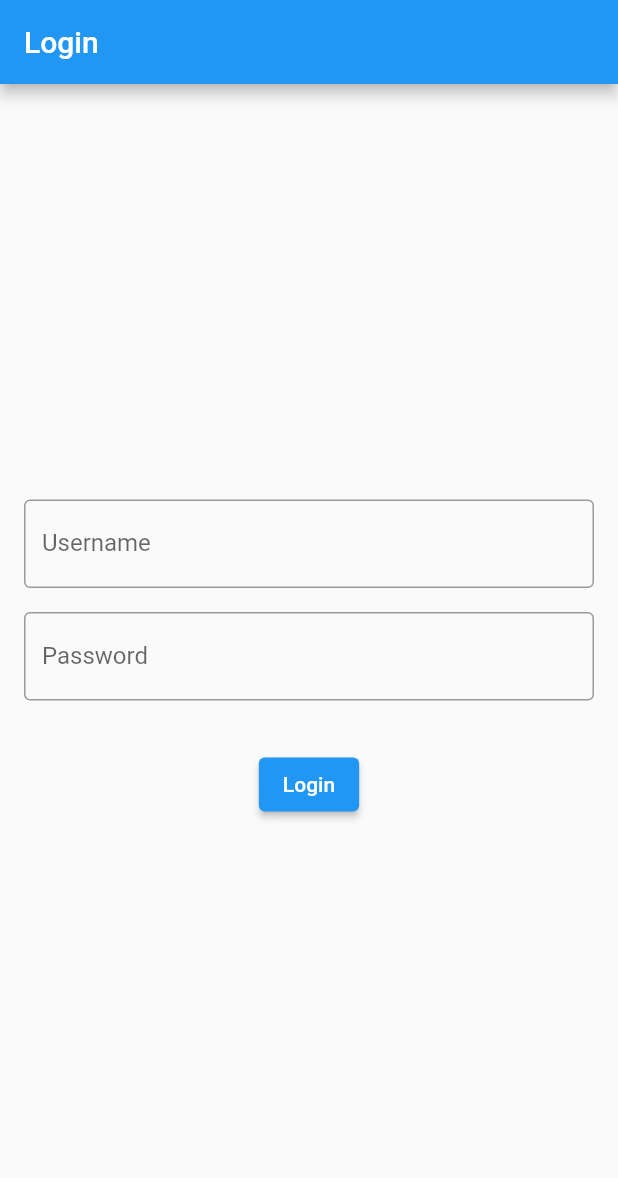
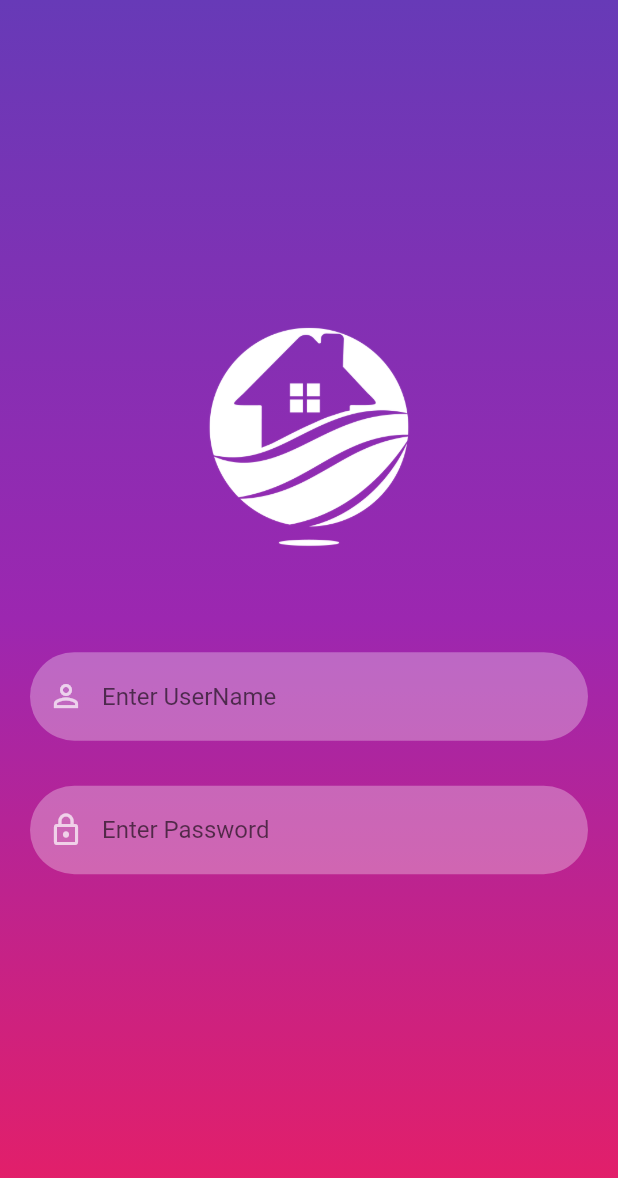
Before and after one commit to atifkhan77/Rentatouille, a Flutter app: the Login screen opened directly, on a phone screen of 412 x 824 dp. Shown: the top 1178 px of the screen. Run offline on Flutter 3.47's test engine with Material 2 defaults, Android fonts, the phone set to English and light mode, and no system bars.

Commit message:
update login screen

```diff
--- /dev/null
+++ b/lib/LoginScreen/Textfields.dart
@@ -0,0 +1,34 @@
+import 'package:flutter/material.dart';
+
+TextField reusableWidget(String text, IconData icon, bool ispasswordType,
+    TextEditingController controller) {
+  return TextField(
+    controller: controller,
+    obscureText: ispasswordType,
+    enableSuggestions: !ispasswordType,
+    autocorrect: !ispasswordType,
+    cursorColor: Colors.white,
+    style: TextStyle(
+      color: Colors.white.withOpacity(0.9),
+    ),
+    decoration: InputDecoration(
+      prefixIcon: Icon(
+        icon,
+        color: Colors.white70,
+      ),
+      hintText: text,
+      labelStyle: TextStyle(
+        color: Colors.white.withOpacity(0.9),
+      ),
+      filled: true,
+      fillColor: Colors.white.withOpacity(0.3),
+      border: OutlineInputBorder(
+        borderRadius: BorderRadius.circular(30),
+        borderSide: const BorderSide(width: 0, style: BorderStyle.none),
+      ),
+    ),
+    keyboardType: ispasswordType
+        ? TextInputType.visiblePassword
+        : TextInputType.emailAddress,
+  );
+}
--- a/lib/LoginScreen/login.dart
+++ b/lib/LoginScreen/login.dart
@@ -1,4 +1,5 @@
 import 'package:flutter/material.dart';
+import 'package:rentatouille/LoginScreen/Textfields.dart';
 
 class Login extends StatefulWidget {
   const Login({super.key});
@@ -7,79 +8,42 @@ class Login extends StatefulWidget {
   State<Login> createState() => _LoginState();
 }
 
-class _LoginState extends State<Login> with SingleTickerProviderStateMixin {
-  late AnimationController _animationController;
-  late Animation<double> _fadeAnimation;
-
-  final TextEditingController _usernameController = TextEditingController();
-  final TextEditingController _passwordController = TextEditingController();
-
-  @override
-  void initState() {
-    super.initState();
-    _animationController = AnimationController(
-      vsync: this,
-      duration: const Duration(seconds: 1),
-    );
-
-    _fadeAnimation =
-        Tween<double>(begin: 0, end: 1).animate(_animationController);
-
-    _animationController.forward();
-  }
-
-  @override
-  void dispose() {
-    _animationController.dispose();
-    super.dispose();
-  }
-
+class _LoginState extends State<Login> {
+  TextEditingController _passwordController = TextEditingController();
+  TextEditingController _emailController = TextEditingController();
   @override
   Widget build(BuildContext context) {
+    final height = MediaQuery.sizeOf(context).height * 1;
+    final width = MediaQuery.sizeOf(context).width * 1;
     return Scaffold(
-      appBar: AppBar(
-        title: const Text("Login"),
-      ),
-      body: Padding(
-        padding: const EdgeInsets.all(16.0),
-        child: Column(
-          mainAxisAlignment: MainAxisAlignment.center,
-          children: <Widget>[
-            FadeTransition(
-              opacity: _fadeAnimation,
-              child: TextField(
-                controller: _usernameController,
-                decoration: const InputDecoration(
-                  border: OutlineInputBorder(),
-                  labelText: "Username",
-                ),
+      body: Container(
+        width: width * 1,
+        height: height * 1,
+        decoration: const BoxDecoration(
+          gradient: LinearGradient(
+              colors: [Colors.deepPurple, Colors.purple, Colors.pink],
+              begin: Alignment.topCenter,
+              end: Alignment.bottomCenter),
+        ),
+        child: SingleChildScrollView(
+          child: Padding(
+            padding: EdgeInsets.fromLTRB(20, height * 0.2, 20, 0),
+            child: Column(children: [
+              Image.asset(
+                'images/house.png',
+                fit: BoxFit.fitWidth,
+                width: 240,
+                height: 240,
+                color: Colors.white,
               ),
-            ),
-            const SizedBox(height: 16.0),
-            FadeTransition(
-              opacity: _fadeAnimation,
-              child: TextField(
-                controller: _passwordController,
-                obscureText: true,
-                decoration: const InputDecoration(
-                  border: OutlineInputBorder(),
-                  labelText: "Password",
-                ),
-              ),
-            ),
-            const SizedBox(height: 32.0),
-            FadeTransition(
-              opacity: _fadeAnimation,
-              child: ElevatedButton(
-                onPressed: () {
-                  String username = _usernameController.text;
-                  String password = _passwordController.text;
-                  debugPrint("Username: $username\nPassword: $password");
-                },
-                child: const Text("Login"),
-              ),
-            ),
-          ],
+              const SizedBox(height: 30),
+              reusableWidget("Enter UserName", Icons.person_outline, false,
+                  _emailController),
+              const SizedBox(height: 30),
+              reusableWidget("Enter Password", Icons.lock_outline, false,
+                  _passwordController),
+            ]),
+          ),
         ),
       ),
     );
--- a/lib/main.dart
+++ b/lib/main.dart
@@ -1,5 +1,5 @@
 import 'package:flutter/material.dart';
-import 'package:rentatouille/splash.dart';
+import 'package:rentatouille/LoginScreen/login.dart';
 
 void main() {
   runApp(const MyApp());
@@ -12,7 +12,7 @@ class MyApp extends StatelessWidget {
   Widget build(BuildContext context) {
     return const MaterialApp(
       debugShowCheckedModeBanner: false,
-      home: splashScreen(),
+      home: Login(),
     );
   }
 }
--- a/pubspec.yaml
+++ b/pubspec.yaml
@@ -60,8 +60,8 @@ flutter:
 
   # To add assets to your application, add an assets section, like this:
   assets:
+
     - images/
-  #   - images/a_dot_ham.jpeg
 
   # An image asset can refer to one or more resolution-specific "variants", see
   # https://flutter.dev/assets-and-images/#resolution-aware
```
Also changed, not shown: lib/splash.dart (deleted, +0 -65 lines), images/house.png (added), images/splash.jpg (deleted), lib/signup/signup.dart (added).
